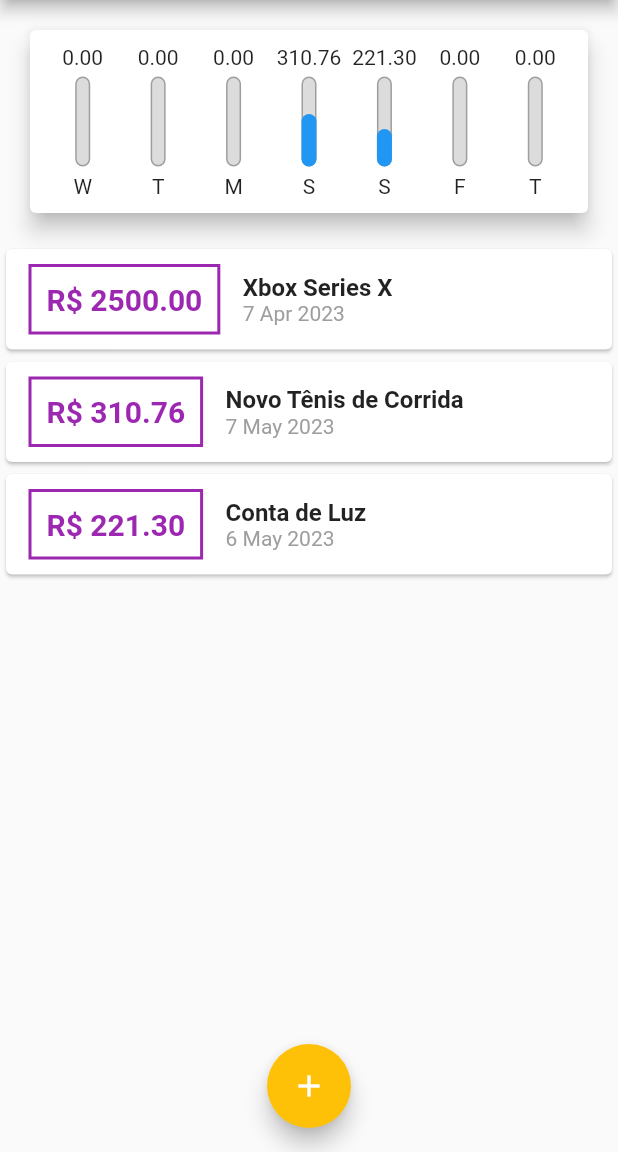
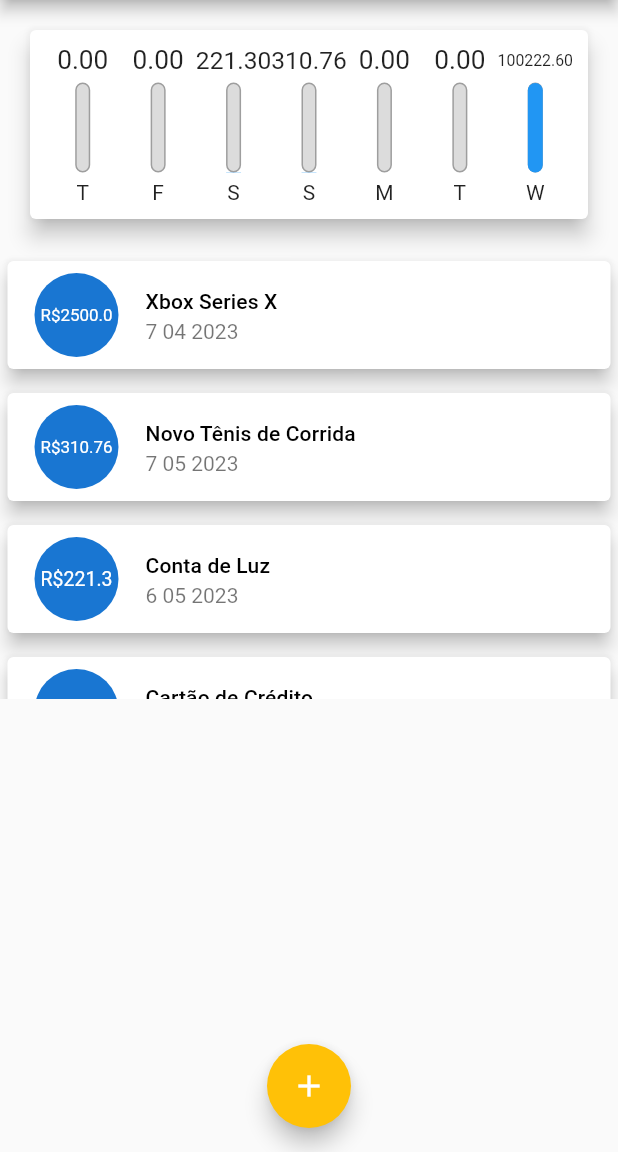
Before and after one commit to Luk4ss/course_flutter, a Flutter app: the screen it shows after launch, on a phone screen of 412 x 824 dp, the part 84-1236 px from its top. Run offline on Flutter 3.47's test engine with Material 2 defaults, Android fonts, the phone set to English and light mode, and no system bars.

Commit message:
Usando o ListTile

```diff
--- a/expenses/lib/components/chart.dart
+++ b/expenses/lib/components/chart.dart
@@ -34,7 +34,7 @@ class Chart extends StatelessWidget {
         'day': DateFormat.E().format(weekDay)[0],
         'value': totalSum
         };
-    });
+    }).reversed.toList();
   }
 
   double get _weekTotalValue{
--- a/expenses/lib/components/chart_bar.dart
+++ b/expenses/lib/components/chart_bar.dart
@@ -11,7 +11,9 @@ class ChartBar extends StatelessWidget {
   Widget build(BuildContext context) {
     return Column(
       children: [
-        FittedBox(child: Text('${value.toStringAsFixed(2)}')),
+        Container(
+        height: 20,
+        child: FittedBox(child: Text('${value.toStringAsFixed(2)}'))),
         const SizedBox(height: 5,),
         Container(
           height: 60,
--- a/expenses/lib/components/transaction_list.dart
+++ b/expenses/lib/components/transaction_list.dart
@@ -28,35 +28,22 @@ class TransactionList extends StatelessWidget {
         itemBuilder: (ctx, index){
           final tr = transactions[index];
           return Card(
-              child: Row(
-            children: [
-              Container(
-                margin: const EdgeInsets.symmetric(horizontal: 15, vertical: 10),
-                decoration: BoxDecoration(
-                    border: Border.all(
-                      color: Theme.of(context).colorScheme.primary,
-                      width: 2)),
-                padding: const EdgeInsets.all(10),
-                child: Text('R\$ ${tr.value.toStringAsFixed(NUMERO_DE_CASAS_DECIMAIS)}',
-                    style: TextStyle(
-                        fontWeight: FontWeight.bold,
-                        fontSize: 20,
-                        color: Theme.of(context).colorScheme.primary)),
+            elevation: 5,
+            margin: EdgeInsets.symmetric(vertical: 8, horizontal: 5),
+            child: ListTile(
+              leading: CircleAvatar(
+                radius: 30,
+                child: Padding(
+                  padding: const EdgeInsets.all(6.0),
+                  child: FittedBox(child: Text('R\$${tr.value}')),
+                ),
               ),
-              Column(
-                crossAxisAlignment: CrossAxisAlignment.start,
-                children: [
-                  Text(
-                    tr.title,
-                    style: const TextStyle(
-                        fontSize: 16, fontWeight: FontWeight.bold)
-                  ),
-                  Text(DateFormat('d MMM y').format(tr.date),
-                      style: const TextStyle(color: Colors.grey))
-                ],
-              )
-            ],
-          ));
+              title: Text(tr.title, style: Theme.of(context).textTheme.titleSmall,),
+              subtitle: Text(
+                DateFormat('d MM y').format(tr.date)
+              ),
+            ),
+          );
         },
       ),
     );
--- a/expenses/lib/main.dart
+++ b/expenses/lib/main.dart
@@ -67,7 +67,17 @@ class _MyHomePageState extends State<MyHomePage> {
         id: 't2',
         title: 'Conta de Luz',
         value: 221.30,
-        date: DateTime.now().subtract(Duration(days: 4)))
+        date: DateTime.now().subtract(Duration(days: 4))),
+    Transaction(
+        id: 't3',
+        title: 'Cartão de Crédito',
+        value: 100211.30,
+        date: DateTime.now()),
+    Transaction(
+        id: 't4',
+        title: 'Lanche',
+        value: 11.30,
+        date: DateTime.now())
   ];
 
 
```
